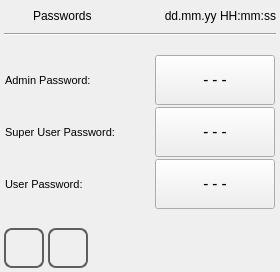
MECTsrl/mect_plugins, file qt_library/ATCMsystem/set_password.ui: the form before one commit.
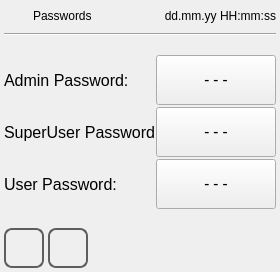
The form after the commit. Icons and pictures are not drawn.

Commit message: Feature #648 New page [set_password] (Feedback)

Patch:
```diff
--- a/qt_library/ATCMsystem/set_password.ui
+++ b/qt_library/ATCMsystem/set_password.ui
@@ -190,11 +190,13 @@
        </property>
        <property name="font">
         <font>
-         <pointsize>8</pointsize>
+         <pointsize>12</pointsize>
+         <weight>50</weight>
+         <bold>false</bold>
         </font>
        </property>
        <property name="text">
-        <string>Super User Password:</string>
+        <string>SuperUser Password:</string>
        </property>
       </widget>
      </item>
@@ -208,7 +210,9 @@
        </property>
        <property name="font">
         <font>
-         <pointsize>8</pointsize>
+         <pointsize>12</pointsize>
+         <weight>50</weight>
+         <bold>false</bold>
         </font>
        </property>
        <property name="text">
@@ -314,7 +318,9 @@
        </property>
        <property name="font">
         <font>
-         <pointsize>8</pointsize>
+         <pointsize>12</pointsize>
+         <weight>50</weight>
+         <bold>false</bold>
         </font>
        </property>
        <property name="text">
```
The commit also changes 3 other files.
